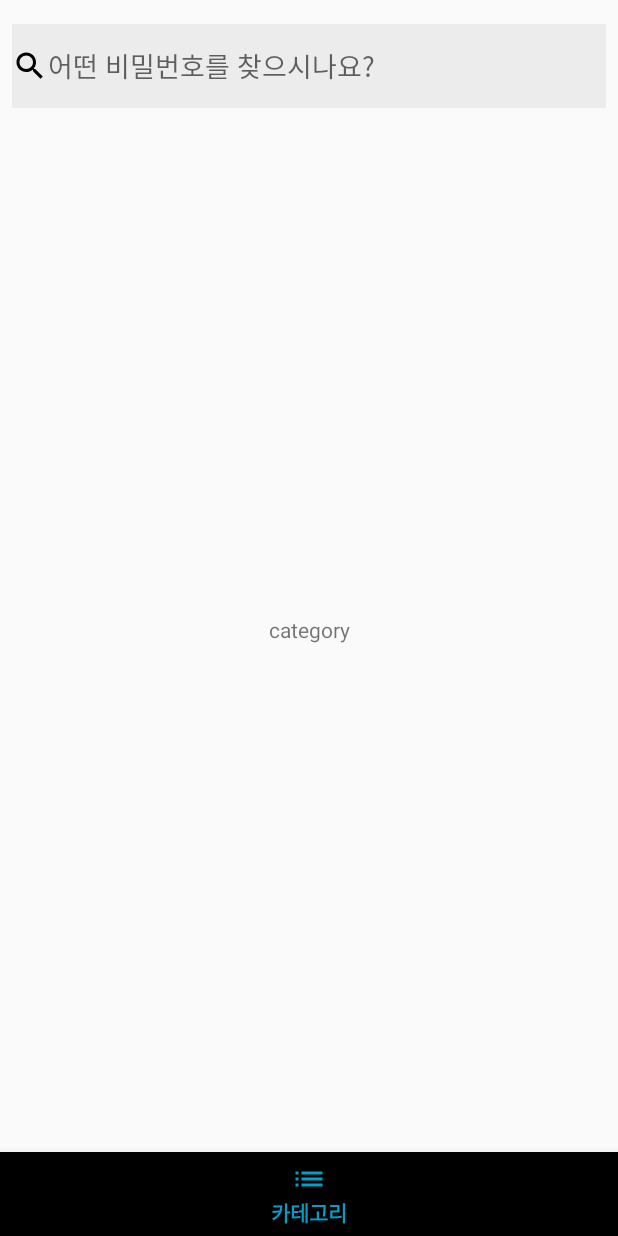
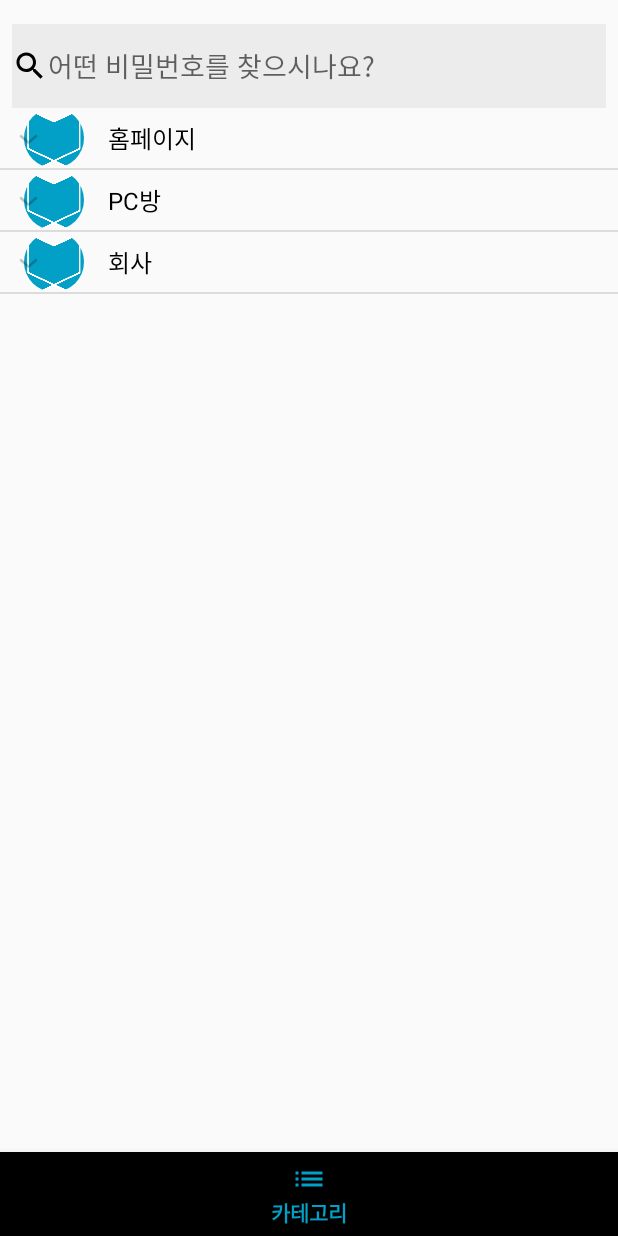
Before and after one commit to LDongGyu/KeyBoard, an Android app: the screen it shows after launch (MainActivity), item 2 of the bottom bar chosen, on a phone screen of 412 x 824 dp. Run offline under Robolectric (Android 15) with nearby library versions, the phone set to English and light mode, and no system bars; our stand-ins replace CircleImageView.

Commit message:
feat: CategoryFragment ExpendableListView 구현

```diff
--- /dev/null
+++ b/app/src/main/java/com/example/keyboard/CategoryList/CategoryListItem.kt
@@ -0,0 +1,6 @@
+package com.example.keyboard.CategoryList
+
+data class CategoryListItem (
+    var category: String,
+    var child: List<String>
+)
--- /dev/null
+++ b/app/src/main/java/com/example/keyboard/CategoryList/CategoryListViewAdapter.kt
@@ -0,0 +1,71 @@
+package com.example.keyboard.CategoryList
+
+import android.content.Context
+import android.text.Layout
+import android.view.LayoutInflater
+import android.view.View
+import android.view.ViewGroup
+import android.widget.BaseExpandableListAdapter
+import android.widget.TextView
+import com.example.keyboard.R
+
+class CategoryListViewAdapter(var context: Context, var datas: List<CategoryListItem>): BaseExpandableListAdapter() {
+
+    override fun getGroup(p0: Int): Any {
+        return datas.get(p0)
+    }
+
+    override fun isChildSelectable(p0: Int, p1: Int): Boolean {
+        return true
+    }
+
+    override fun hasStableIds(): Boolean {
+        return true
+    }
+
+    override fun getGroupView(p0: Int, p1: Boolean,p2: View?, p3: ViewGroup?): View {
+        var inflater =context.getSystemService(Context.LAYOUT_INFLATER_SERVICE) as LayoutInflater
+        var view =inflater.inflate(R.layout.category_parent_item,p3,false)
+
+        var categoryTxt = view.findViewById(R.id.categoryTxt) as TextView
+        var categoryImg = view.findViewById(R.id.categoryImg) as de.hdodenhof.circleimageview.CircleImageView
+
+        categoryTxt.text = datas.get(p0).category
+        categoryImg.setImageResource(R.drawable.logo)
+
+        return view
+    }
+
+    override fun getChildrenCount(p0: Int): Int {
+        return datas.get(p0).child.size
+    }
+
+    override fun getChild(p0: Int, p1: Int): Any {
+        return datas.get(p0).child.get(p1)
+    }
+
+    override fun getGroupId(p0: Int): Long {
+        var groupId = p0.toLong()
+        return groupId
+    }
+
+    override fun getChildView(p0: Int, p1: Int, p2: Boolean, p3: View?, p4: ViewGroup?): View {
+        val inflater = context.getSystemService(Context.LAYOUT_INFLATER_SERVICE) as LayoutInflater
+        val view = inflater.inflate(R.layout.category_child_item,p4,false)
+        var itemTxt = view.findViewById(R.id.itemTxt) as TextView
+
+        itemTxt.text = datas.get(p0).child.get(p1)
+
+        return view
+    }
+
+    override fun getChildId(p0: Int, p1: Int): Long {
+        var childId = p1.toLong()
+        return childId
+    }
+
+    override fun getGroupCount(): Int {
+        return datas.size
+    }
+
+}
--- a/app/src/main/java/com/example/keyboard/fragment/CategoryFragment.kt
+++ b/app/src/main/java/com/example/keyboard/fragment/CategoryFragment.kt
@@ -7,8 +7,12 @@ import androidx.fragment.app.Fragment
 import android.view.LayoutInflater
 import android.view.View
 import android.view.ViewGroup
+import android.widget.ExpandableListView
+import com.example.keyboard.CategoryList.CategoryListItem
+import com.example.keyboard.CategoryList.CategoryListViewAdapter
 
 import com.example.keyboard.R
+import kotlinx.android.synthetic.main.fragment_category.*
 
 /**
  * A simple [Fragment] subclass.
@@ -25,7 +29,32 @@ class CategoryFragment : Fragment() {
         savedInstanceState: Bundle?
     ): View? {
         // Inflate the layout for this fragment
-        return inflater.inflate(R.layout.fragment_category, container, false)
+        var view = inflater.inflate(R.layout.fragment_category, container, false)
+        var categoryListView = view.findViewById(R.id.categoryListView) as ExpandableListView
+
+        var data = initData()
+        var categoryListAdapter = CategoryListViewAdapter(view.context,data)
+        categoryListView.setAdapter(categoryListAdapter)
+
+        return view
     }
 
+    fun initData():List<CategoryListItem>{
+        var title1 = "홈페이지"
+        var title2 = "PC방"
+        var title3 = "회사"
+
+        var content1 = "네이버"
+        var content2 = "카카오"
+        var content3 = "배민"
+        var content4 = "딜리버리히어로즈"
+        var childList = listOf(content1,content2,content3,content4)
+
+        var temp1 = CategoryListItem(title1,childList)
+        var temp2 = CategoryListItem(title2,childList)
+        var temp3 = CategoryListItem(title3,childList)
+
+        var data = listOf(temp1,temp2,temp3)
+        return data
+    }
 }
--- /dev/null
+++ b/app/src/main/res/layout/category_child_item.xml
@@ -0,0 +1,11 @@
+<?xml version="1.0" encoding="utf-8"?>
+<androidx.constraintlayout.widget.ConstraintLayout
+    xmlns:android="http://schemas.android.com/apk/res/android"
+    android:layout_width="match_parent"
+    android:layout_height="match_parent">
+
+    <TextView
+        android:id="@+id/itemTxt"
+        android:layout_width="match_parent"
+        android:layout_height="match_parent"/>
+</androidx.constraintlayout.widget.ConstraintLayout>
--- /dev/null
+++ b/app/src/main/res/layout/category_parent_item.xml
@@ -0,0 +1,28 @@
+<?xml version="1.0" encoding="utf-8"?>
+<androidx.constraintlayout.widget.ConstraintLayout xmlns:android="http://schemas.android.com/apk/res/android"
+    android:layout_width="match_parent"
+    android:layout_height="match_parent"
+    xmlns:app="http://schemas.android.com/apk/res-auto">
+
+    <de.hdodenhof.circleimageview.CircleImageView
+        android:id="@+id/categoryImg"
+        android:layout_width="40dp"
+        android:layout_height="40dp"
+        android:layout_marginLeft="16dp"
+        android:src="@drawable/logo"
+        app:layout_constraintTop_toTopOf="parent"
+        app:layout_constraintBottom_toBottomOf="parent"
+        app:layout_constraintStart_toStartOf="parent"/>
+
+    <TextView
+        android:id="@+id/categoryTxt"
+        android:layout_width="wrap_content"
+        android:layout_height="wrap_content"
+        android:textSize="16dp"
+        android:textColor="#000000"
+        android:layout_marginLeft="16dp"
+        app:layout_constraintTop_toTopOf="parent"
+        app:layout_constraintStart_toEndOf="@+id/categoryImg"
+        app:layout_constraintBottom_toBottomOf="parent"/>
+
+</androidx.constraintlayout.widget.ConstraintLayout>
--- a/app/src/main/res/layout/fragment_category.xml
+++ b/app/src/main/res/layout/fragment_category.xml
@@ -4,14 +4,9 @@
     android:layout_height="match_parent"
     xmlns:app="http://schemas.android.com/apk/res-auto">
 
-    <TextView
-        android:text="category"
-        android:layout_width="0dp"
-        android:layout_height="0dp"
-        android:gravity="center"
-        app:layout_constraintTop_toTopOf="parent"
-        app:layout_constraintBottom_toBottomOf="parent"
-        app:layout_constraintStart_toStartOf="parent"
-        app:layout_constraintEnd_toEndOf="parent"/>
+    <ExpandableListView
+        android:id="@+id/categoryListView"
+        android:layout_width="match_parent"
+        android:layout_height="match_parent"/>
 
 </androidx.constraintlayout.widget.ConstraintLayout>
```
